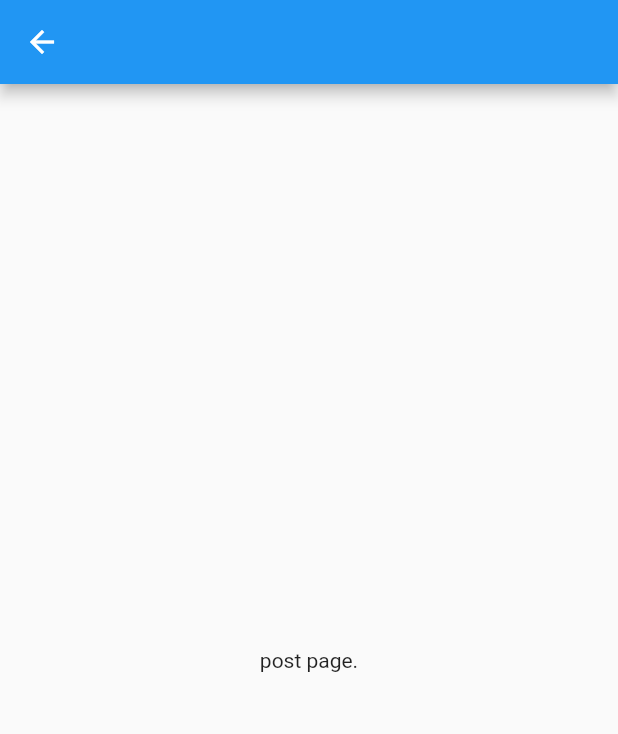
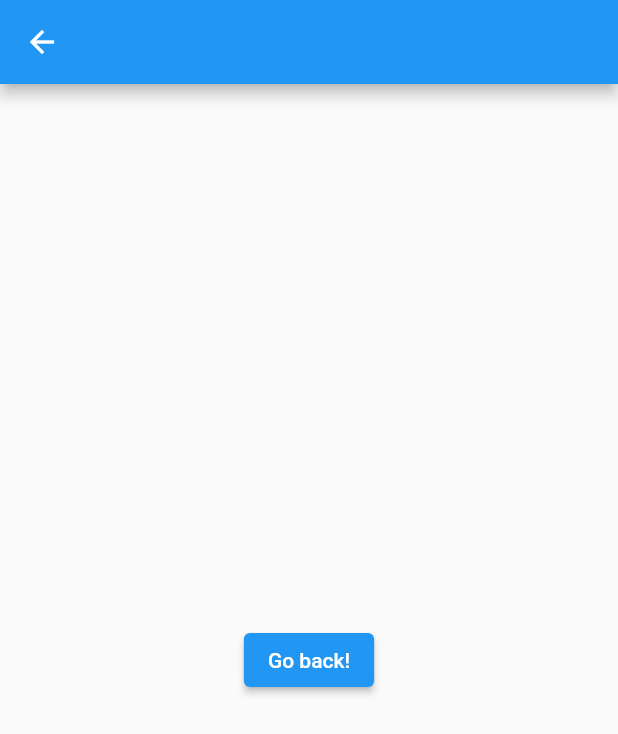
Before and after one commit to goodboop86/surfapp, a Flutter app: the PostPage screen opened directly, on a phone screen of 412 x 824 dp. Shown: the top 734 px of the screen. Run offline on Flutter 3.47's test engine with Material 2 defaults, Android fonts, the phone set to English and light mode, and no system bars.

Commit message:
add button

```diff
--- a/lib/main.dart
+++ b/lib/main.dart
@@ -218,8 +218,13 @@ class PostPage extends StatelessWidget {
   Widget build(BuildContext context) {
     return Scaffold(
       appBar: AppBar(),
-      body: const Center(
-        child: Text('post page.'),
+      body: Center(
+        child: ElevatedButton(
+          onPressed: () {
+            Navigator.pop(context);
+          },
+          child: Text('Go back!'),
+        ),
       ),
     );
   }
```
